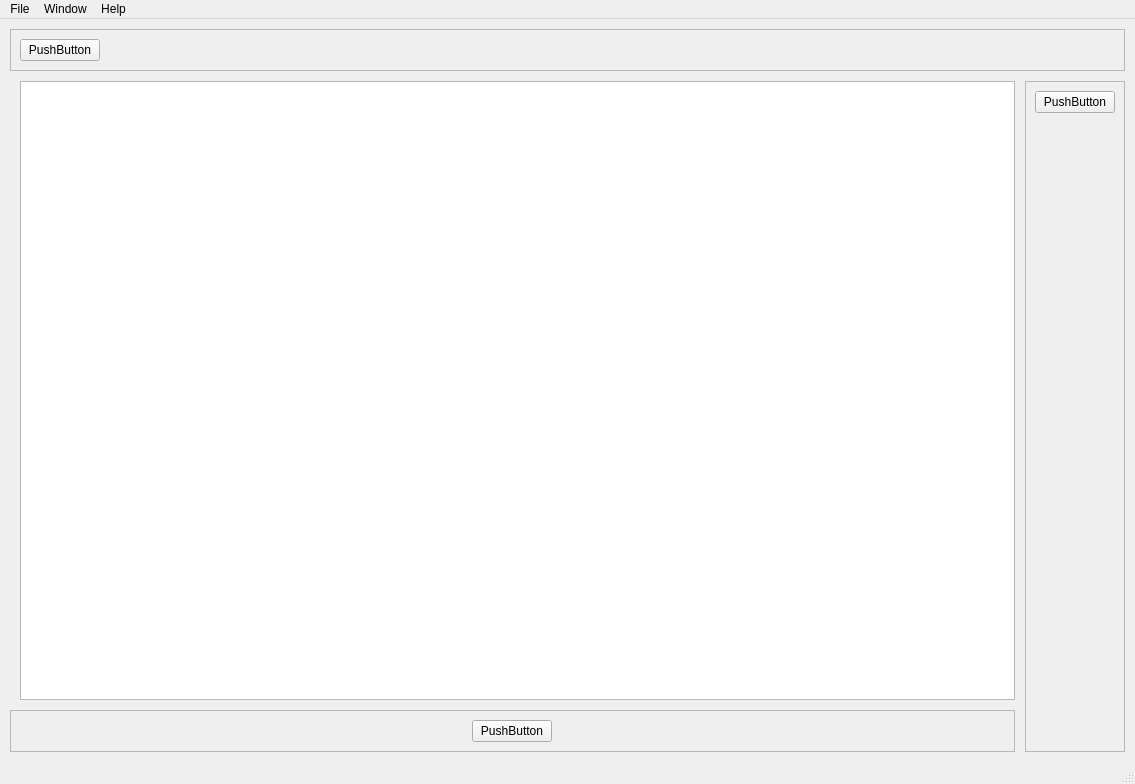
eliotmasset/ShapeSymfony, file ShapeSymphony/mainwindow.ui: the form before one commit.
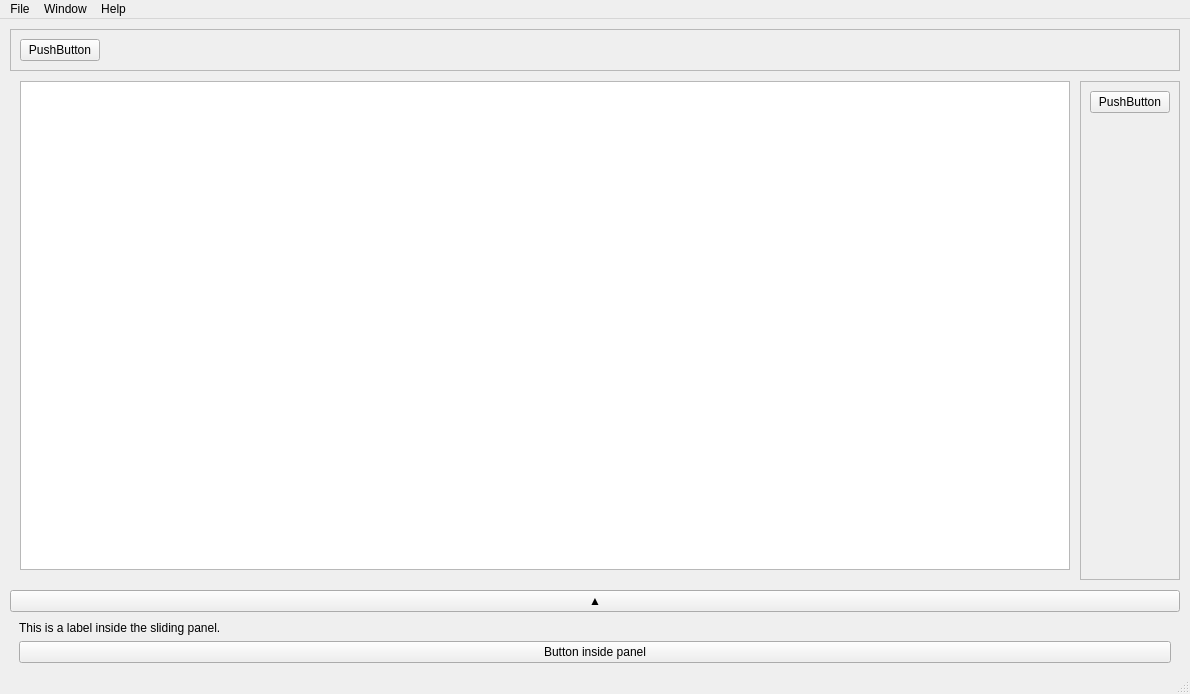
The form after the commit.

Commit message: commit du pannel_bottom

```diff
--- a/ShapeSymphony/mainwindow.ui
+++ b/ShapeSymphony/mainwindow.ui
@@ -6,8 +6,8 @@
    <rect>
     <x>0</x>
     <y>0</y>
-    <width>1135</width>
-    <height>784</height>
+    <width>1190</width>
+    <height>694</height>
    </rect>
   </property>
   <property name="windowTitle">
@@ -28,32 +28,13 @@
      <number>10</number>
     </property>
     <property name="bottomMargin">
-     <number>10</number>
+     <number>0</number>
     </property>
     <item>
      <layout class="QGridLayout" name="gridLayout">
       <property name="sizeConstraint">
        <enum>QLayout::SetMaximumSize</enum>
       </property>
-      <item row="2" column="0" colspan="2">
-       <widget class="QFrame" name="bottom_frame">
-        <property name="frameShape">
-         <enum>QFrame::StyledPanel</enum>
-        </property>
-        <property name="frameShadow">
-         <enum>QFrame::Raised</enum>
-        </property>
-        <layout class="QHBoxLayout" name="horizontalLayout_5">
-         <item alignment="Qt::AlignHCenter|Qt::AlignVCenter">
-          <widget class="QPushButton" name="pushButton_3">
-           <property name="text">
-            <string>PushButton</string>
-           </property>
-          </widget>
-         </item>
-        </layout>
-       </widget>
-      </item>
       <item row="0" column="0" colspan="3">
        <widget class="QFrame" name="top_frame">
         <property name="frameShape">
@@ -73,6 +54,9 @@
         </layout>
        </widget>
       </item>
+      <item row="1" column="1">
+       <widget class="QGraphicsView" name="run_graphics_view"/>
+      </item>
       <item row="1" column="2" rowspan="2">
        <widget class="QFrame" name="right_frame">
         <property name="frameShape">
@@ -92,8 +76,42 @@
         </layout>
        </widget>
       </item>
-      <item row="1" column="1">
-       <widget class="QGraphicsView" name="run_graphics_view"/>
+      <item row="3" column="0" colspan="3">
+       <layout class="QVBoxLayout" name="slidingContainerLayout">
+        <property name="spacing">
+         <number>0</number>
+        </property>
+        <property name="bottomMargin">
+         <number>0</number>
+        </property>
+        <item>
+         <widget class="QPushButton" name="slidingPanelToggleButton">
+          <property name="text">
+           <string>▲</string>
+          </property>
+         </widget>
+        </item>
+        <item>
+         <widget class="QFrame" name="slidingPanel">
+          <layout class="QVBoxLayout" name="slidingPanelLayout">
+           <item>
+            <widget class="QLabel" name="panelLabel">
+             <property name="text">
+              <string>This is a label inside the sliding panel.</string>
+             </property>
+            </widget>
+           </item>
+           <item>
+            <widget class="QPushButton" name="panelButton">
+             <property name="text">
+              <string>Button inside panel</string>
+             </property>
+            </widget>
+           </item>
+          </layout>
+         </widget>
+        </item>
+       </layout>
       </item>
      </layout>
     </item>
@@ -104,8 +122,8 @@
     <rect>
      <x>0</x>
      <y>0</y>
-     <width>1135</width>
-     <height>22</height>
+     <width>1190</width>
+     <height>21</height>
     </rect>
    </property>
    <widget class="QMenu" name="menuFile">
```
The commit also changes 3 other files.
